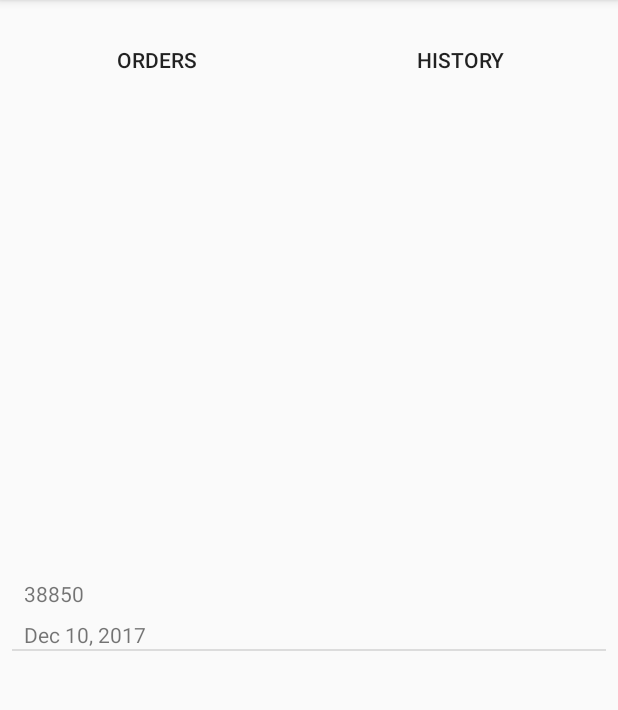
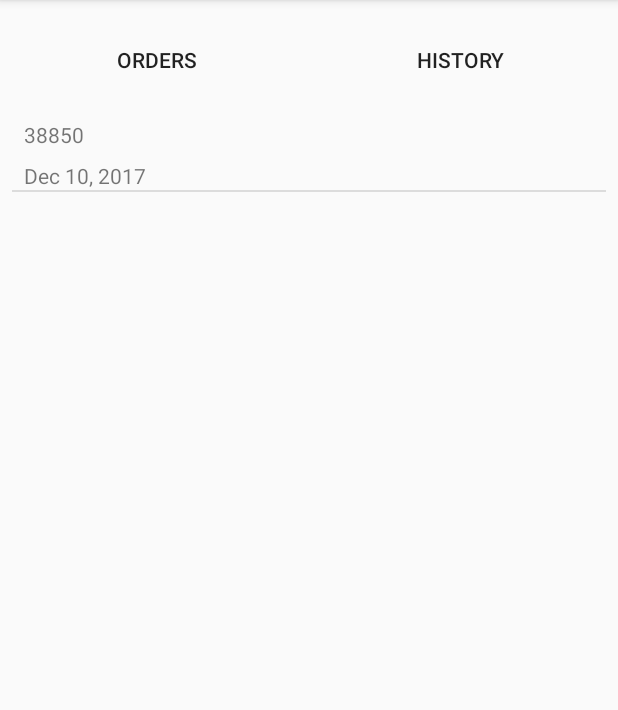
Before and after one commit to Glutch/package, an Android app: the screen it shows after launch (viewOrders), after a tap on "Amount of orders to generate", on a phone screen of 412 x 824 dp, the part 84-794 px from its top. Run offline under Robolectric (Android 15) with nearby library versions, the phone set to English and light mode, and no system bars.

```diff
--- a/app/src/main/AndroidManifest.xml
+++ b/app/src/main/AndroidManifest.xml
@@ -1,6 +1,9 @@
 <?xml version="1.0" encoding="utf-8"?>
 <manifest xmlns:android="http://schemas.android.com/apk/res/android"
     package="com.apackage.app.apackage">
+
+    <uses-permission android:name="android.permission.SEND_SMS"/>
+    <uses-permission android:name="android.permission.READ_PHONE_STATE"/>
 
     <application
         android:allowBackup="true"
--- a/app/src/main/java/com/apackage/app/apackage/settings/intPickerPref.java
+++ b/app/src/main/java/com/apackage/app/apackage/settings/intPickerPref.java
@@ -30,10 +30,9 @@ public class intPickerPref extends DialogPreference {
     @Override
     protected void onBindDialogView(View view) {
         super.onBindDialogView(view);
-
+        numberPicker.setDescendantFocusability(NumberPicker.FOCUS_BLOCK_DESCENDANTS);
         numberPicker.setMaxValue(20);
         numberPicker.setMinValue(1);
-        numberPicker.setValue(1);
     }
 
     @Override
--- a/app/src/main/res/layout/activity_view_orders.xml
+++ b/app/src/main/res/layout/activity_view_orders.xml
@@ -60,11 +60,13 @@
     <ListView
         android:id="@+id/listView"
         android:layout_width="0dp"
-        android:layout_height="390dp"
+        android:layout_height="0dp"
         android:layout_marginEnd="8dp"
         android:layout_marginStart="8dp"
+        android:layout_marginTop="8dp"
         app:layout_constraintBottom_toBottomOf="parent"
         app:layout_constraintEnd_toEndOf="parent"
         app:layout_constraintHorizontal_bias="0.0"
-        app:layout_constraintStart_toStartOf="parent" />
+        app:layout_constraintStart_toStartOf="parent"
+        app:layout_constraintTop_toBottomOf="@+id/constraintLayout" />
 </android.support.constraint.ConstraintLayout>
--- a/app/src/main/res/values/strings.xml
+++ b/app/src/main/res/values/strings.xml
@@ -7,4 +7,6 @@
     <string name="generate">Generate</string>
     <string name="settings">Settings</string>
     <string name="delivered_button">Delivered</string>
+    <string name="delivered">delivered</string>
+    <string name="order">Order</string>
 </resources>
```
Also changed, not shown: app/src/main/java/com/apackage/app/apackage/viewSpecificOrder.java (+50 -9 lines).
